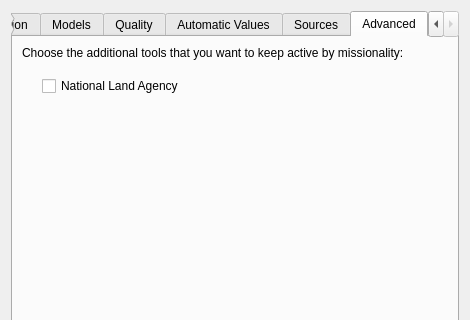
The window that asistente_ladm_col/ui/settings_dialog.ui (SwissTierrasColombia/Asistente-LADM-COL) describes before a commit, drawn with Qt 5; both pictures show x 0 to 470 and y 0 to 320 of the 470 by 486 pixel window.
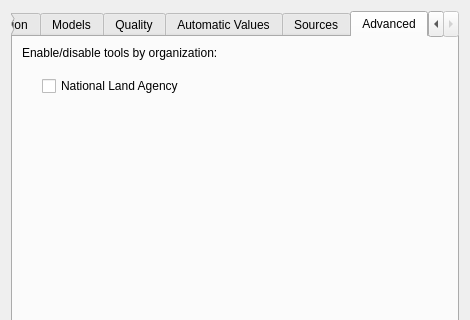
The same window after the commit. The open tabs and pages were chosen to show the change. Icons and pictures are not drawn. Custom widgets are drawn as their Qt base class.

Commit message: [reports] Adjust semantics of a signal to enable/disable actions

What changed in the file:
```diff
--- a/asistente_ladm_col/ui/settings_dialog.ui
+++ b/asistente_ladm_col/ui/settings_dialog.ui
@@ -591,7 +591,7 @@
        <item>
         <widget class="QLabel" name="label_2">
          <property name="text">
-          <string>Choose the additional tools that you want to keep active by missionality:</string>
+          <string>Enable/disable tools by organization:</string>
          </property>
         </widget>
        </item>
```
The commit also changes 2 other files.
